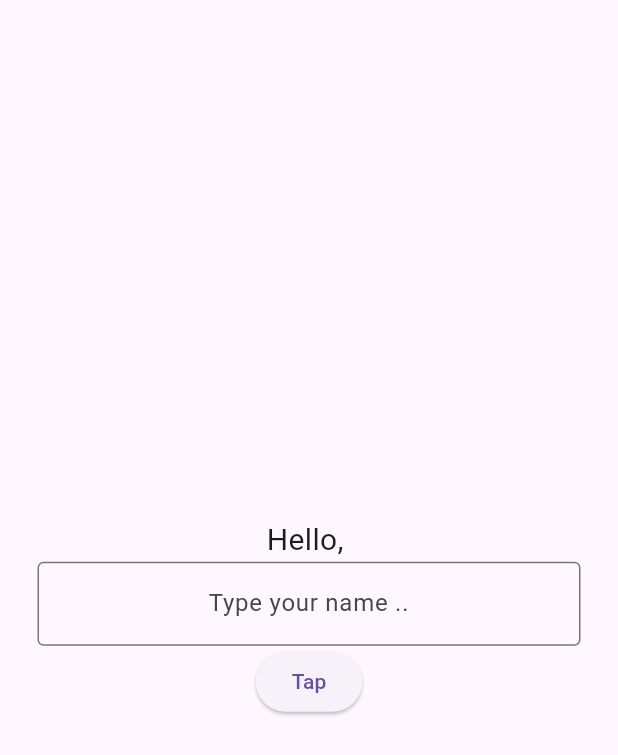
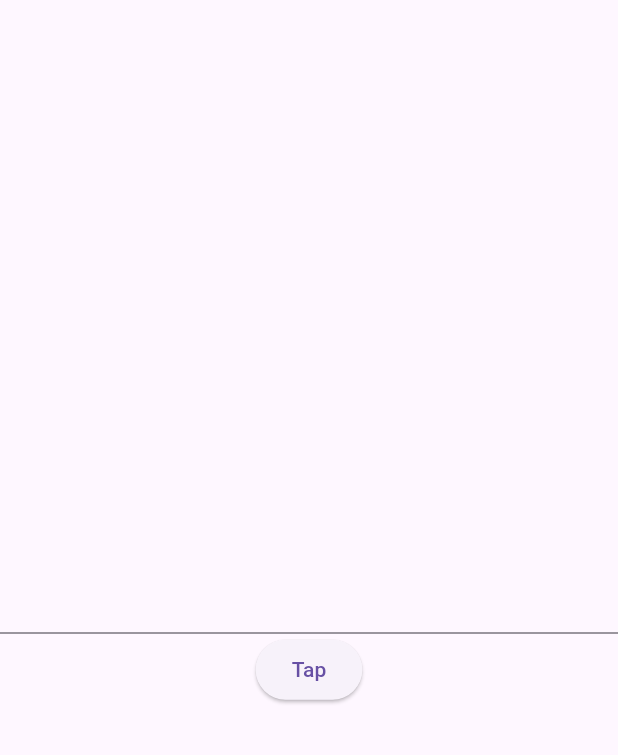
Before and after one commit to alybadara1803/Flutter_projects, a Flutter app: the screen it shows after launch, after a tap on "Tap", on a phone screen of 412 x 824 dp. Shown: the top 755 px of the screen. Run offline on Flutter 3.47's test engine with Material 3 defaults, Android fonts, the phone set to English and light mode, and no system bars.

Commit message:
Update todo_page.dart

```diff
--- a/todo_app/lib/pages/todo_page.dart
+++ b/todo_app/lib/pages/todo_page.dart
@@ -1,3 +1,59 @@
+// import 'package:flutter/material.dart';
+
+// class TodoPage extends StatefulWidget {
+//   const TodoPage({super.key});
+
+//   @override
+//   State<TodoPage> createState() => _TodoPageState();
+// }
+
+// class _TodoPageState extends State<TodoPage> {
+//   // Text editing controler to get access to what the user typed
+//   TextEditingController myControler = TextEditingController();
+
+//   String greetingMessage = "";
+//   //method
+//   void greetUser() {
+//     setState(() {
+//       greetingMessage = 'Hello, ' + myControler.text;
+//     });
+//   }
+
+//   @override
+//   Widget build(BuildContext context) {
+//     return MaterialApp(
+//       debugShowCheckedModeBanner: false,
+//       home: Scaffold(
+//         body: Center(
+//           child: Padding(
+//             padding: const EdgeInsets.all(25.0),
+//             child: Column(
+//               mainAxisAlignment: MainAxisAlignment.center,
+//               children: [
+//                 Text(greetingMessage, style: TextStyle(
+//                   fontSize: 20,
+//                 ),),
+//                 TextField(
+//                   textAlign: TextAlign.center,
+//                   controller: myControler,
+//                   decoration: InputDecoration(
+//                     border: OutlineInputBorder(),
+//                     hintText: 'Type your name ..',
+//                   ),
+//                 ),
+//                 ElevatedButton(
+//                   onPressed: greetUser,
+//                   child: Text('Tap')
+//                   )
+//               ],
+//             ),
+//           ),
+//         ),
+//       ),
+//     );
+//   }
+// }
+
 import 'package:flutter/material.dart';
 
 class TodoPage extends StatefulWidget {
@@ -8,45 +64,29 @@ class TodoPage extends StatefulWidget {
 }
 
 class _TodoPageState extends State<TodoPage> {
-  // Text editing controler to get access to what the user typed
+  //variable
+  String greetMessage = '';
+
   TextEditingController myControler = TextEditingController();
 
-  String greetingMessage = "";
-  //method
+  //fonction
   void greetUser() {
-    setState(() {
-      greetingMessage = 'Hello, ' + myControler.text;
-    });
+    greetMessage = 'Hello' + myControler.text;
   }
 
+  //UI (user interface)
   @override
   Widget build(BuildContext context) {
     return MaterialApp(
-      debugShowCheckedModeBanner: false,
       home: Scaffold(
         body: Center(
-          child: Padding(
-            padding: const EdgeInsets.all(25.0),
-            child: Column(
-              mainAxisAlignment: MainAxisAlignment.center,
-              children: [
-                Text(greetingMessage, style: TextStyle(
-                  fontSize: 20,
-                ),),
-                TextField(
-                  textAlign: TextAlign.center,
-                  controller: myControler,
-                  decoration: InputDecoration(
-                    border: OutlineInputBorder(),
-                    hintText: 'Type your name ..',
-                  ),
-                ),
-                ElevatedButton(
-                  onPressed: greetUser,
-                  child: Text('Tap')
-                  )
-              ],
-            ),
+          child: Column(
+            mainAxisAlignment: MainAxisAlignment.center,
+            children: [
+              Text(greetMessage),
+              TextField(controller: myControler),
+              ElevatedButton(onPressed: greetUser, child: Text('Tap')),
+            ],
           ),
         ),
       ),
```
